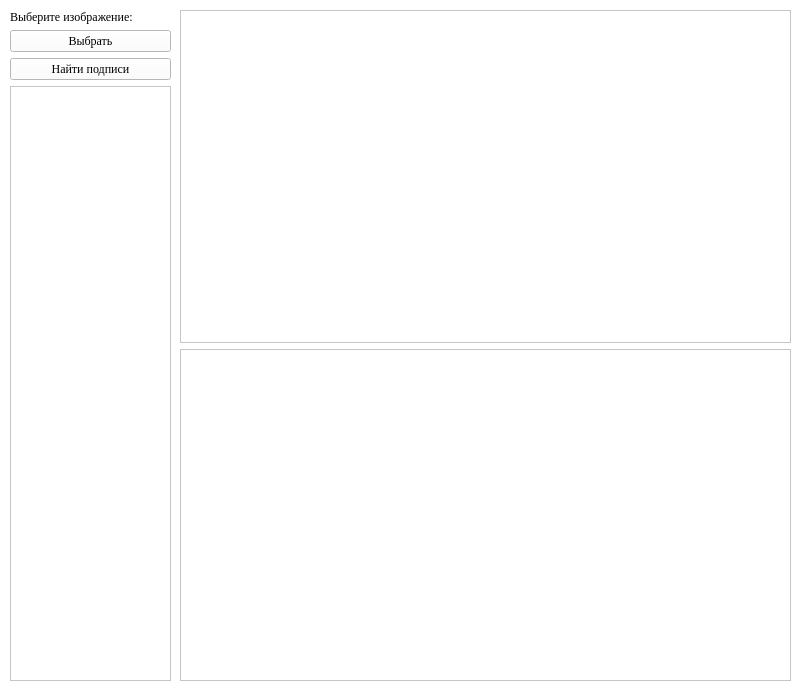
Before: the Qt Designer form src/MvpPython/view/MainWindow.ui in Ket0o/TrialSignaturesWF, drawn with Qt 5.
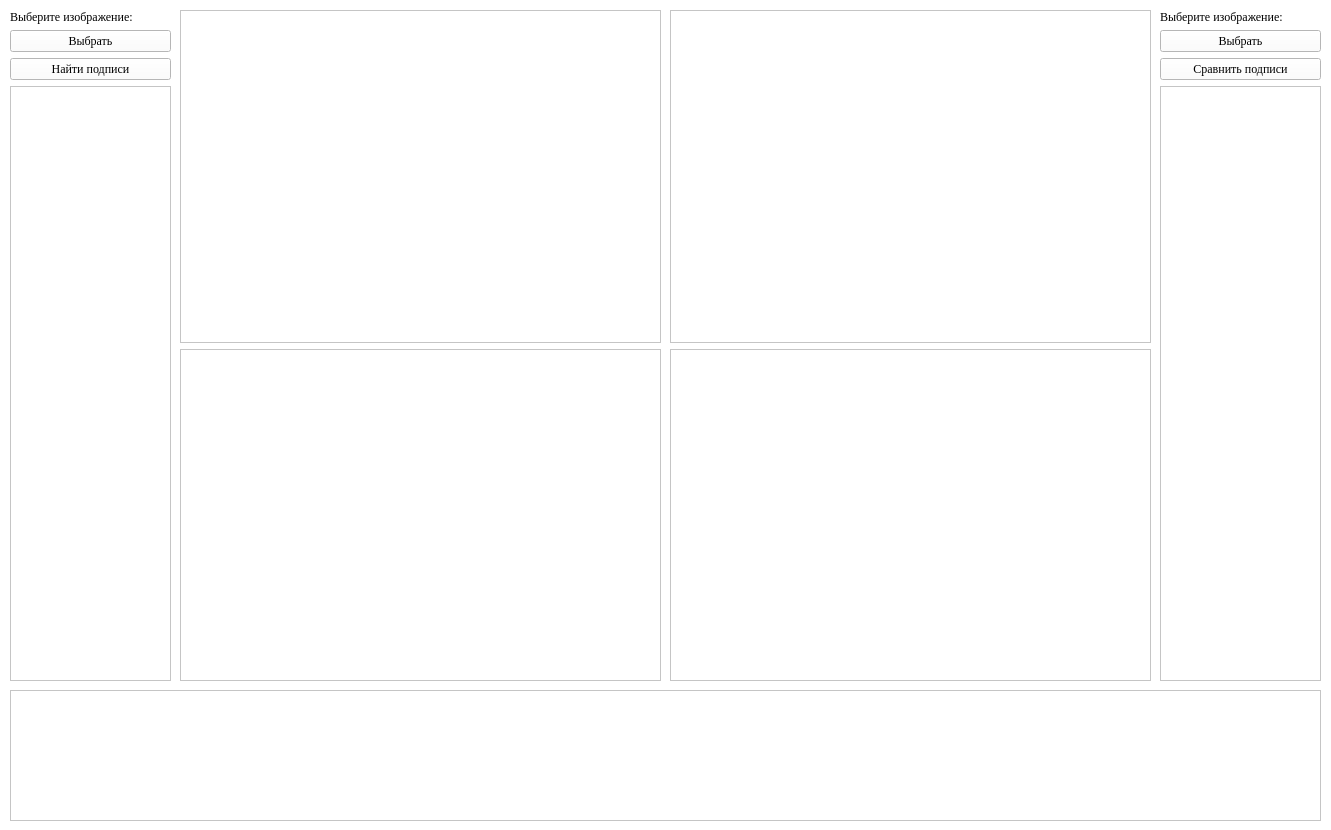
After: the same form once the commit is applied.

Commit message: feat: redo the layout, rebuild the MainWindow file.

Patch:
```diff
--- a/src/MvpPython/view/MainWindow.ui
+++ b/src/MvpPython/view/MainWindow.ui
@@ -6,8 +6,8 @@
    <rect>
     <x>0</x>
     <y>0</y>
-    <width>800</width>
-    <height>691</height>
+    <width>1331</width>
+    <height>830</height>
    </rect>
   </property>
   <property name="windowTitle">
@@ -23,7 +23,7 @@
      <rect>
       <x>180</x>
       <y>10</y>
-      <width>611</width>
+      <width>481</width>
       <height>671</height>
      </rect>
     </property>
@@ -79,6 +79,77 @@
      </item>
     </layout>
    </widget>
+   <widget class="QWidget" name="layoutWidget_2">
+    <property name="geometry">
+     <rect>
+      <x>670</x>
+      <y>10</y>
+      <width>481</width>
+      <height>671</height>
+     </rect>
+    </property>
+    <layout class="QVBoxLayout" name="verticalLayout_4">
+     <item>
+      <widget class="QGraphicsView" name="secondOriginalImageView"/>
+     </item>
+     <item>
+      <widget class="QGraphicsView" name="secondProcessedImageView"/>
+     </item>
+    </layout>
+   </widget>
+   <widget class="QWidget" name="layoutWidget_3">
+    <property name="geometry">
+     <rect>
+      <x>1160</x>
+      <y>10</y>
+      <width>161</width>
+      <height>671</height>
+     </rect>
+    </property>
+    <layout class="QVBoxLayout" name="verticalLayout_5">
+     <item>
+      <layout class="QVBoxLayout" name="verticalLayout_6">
+       <item>
+        <widget class="QLabel" name="secondChoseImageLabel">
+         <property name="text">
+          <string>Выберите изображение:</string>
+         </property>
+         <property name="textFormat">
+          <enum>Qt::AutoText</enum>
+         </property>
+        </widget>
+       </item>
+       <item>
+        <widget class="QPushButton" name="secondChooseImageButton">
+         <property name="text">
+          <string>Выбрать</string>
+         </property>
+        </widget>
+       </item>
+       <item>
+        <widget class="QPushButton" name="compareSignaturesButton">
+         <property name="text">
+          <string>Сравнить подписи</string>
+         </property>
+        </widget>
+       </item>
+      </layout>
+     </item>
+     <item>
+      <widget class="QListView" name="secondSignaturesList"/>
+     </item>
+    </layout>
+   </widget>
+   <widget class="QTextBrowser" name="resultTextBrowser">
+    <property name="geometry">
+     <rect>
+      <x>10</x>
+      <y>690</y>
+      <width>1311</width>
+      <height>131</height>
+     </rect>
+    </property>
+   </widget>
   </widget>
  </widget>
  <resources/>
```
The commit also changes 1 other file.
